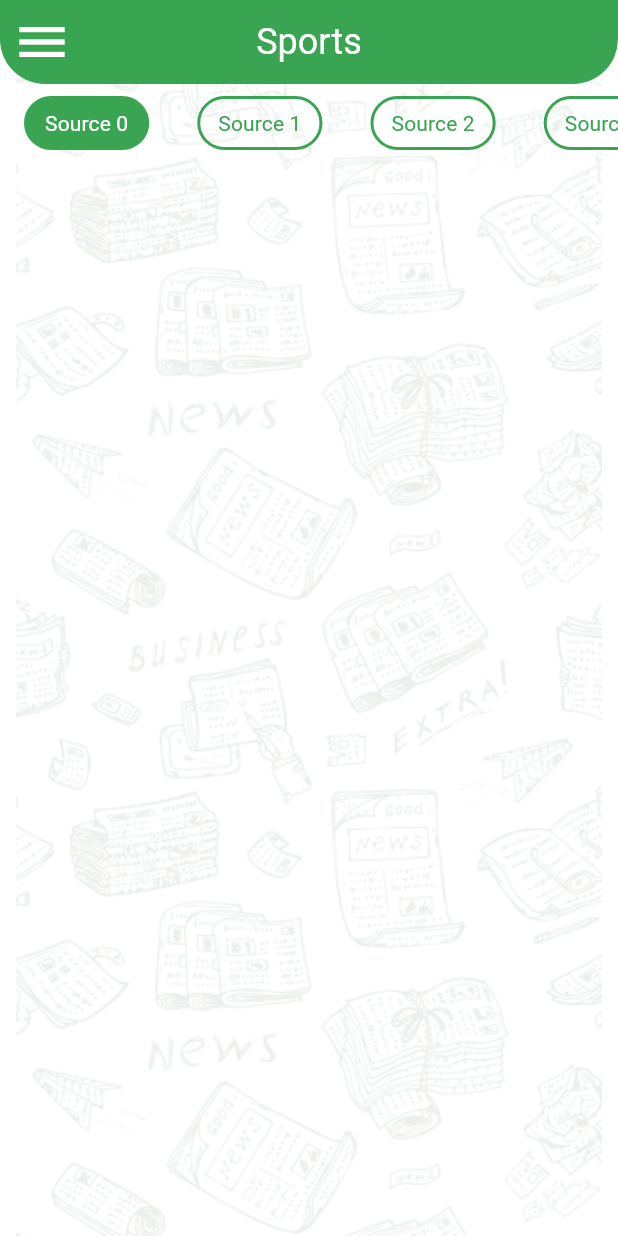
After one commit to ASHmd97/news, a Flutter app: the screen it shows after launch, after a tap on "Sports", on a phone screen of 412 x 824 dp. The commit adds this screen. Run offline on Flutter 3.47's test engine with Material 3 defaults, Android fonts, the phone set to English and light mode, and no system bars.

Commit message:
finish source tab

```diff
--- a/lib/app_theme.dart
+++ b/lib/app_theme.dart
@@ -28,11 +28,12 @@ class AppTheme {
         ),
         iconTheme: IconThemeData(size: 40, color: white)),
     textTheme: const TextTheme(
-      titleLarge: TextStyle(
-        fontSize: 24,
-        fontWeight: FontWeight.bold,
-        color: white,
-      ),
-    ),
+        titleLarge: TextStyle(
+          fontSize: 24,
+          fontWeight: FontWeight.bold,
+          color: white,
+        ),
+        titleSmall:
+            TextStyle(fontSize: 14, fontWeight: FontWeight.w400, color: black)),
   );
 }
--- /dev/null
+++ b/lib/models/source.dart
@@ -0,0 +1,9 @@
+class Source {
+  String id;
+  String name;
+
+  Source({
+    required this.id,
+    required this.name,
+  });
+}
--- /dev/null
+++ b/lib/screens/category/category_details.dart
@@ -0,0 +1,20 @@
+// ignore_for_file: must_be_immutable
+
+import 'package:flutter/material.dart';
+import 'package:news/models/category_model.dart';
+import 'package:news/models/source.dart';
+import 'package:news/screens/tabs/sources_tabs.dart';
+
+class CategoryDetails extends StatelessWidget {
+  CategoryDetails({super.key, required this.model});
+  CategoryModel model;
+
+  @override
+  Widget build(BuildContext context) {
+    List<Source> sources = List.generate(
+      10,
+      (index) => Source(id: '$index', name: 'Source $index'),
+    );
+    return SourcesTabs(sources);
+  }
+}
--- a/lib/screens/category/category_grid.dart
+++ b/lib/screens/category/category_grid.dart
@@ -1,10 +1,14 @@
+// ignore_for_file: must_be_immutable
+
 import 'package:flutter/material.dart';
 import 'package:news/app_theme.dart';
 import 'package:news/models/category_model.dart';
 import 'package:news/screens/category/category_item.dart';
 
 class CategoryGrid extends StatelessWidget {
-  const CategoryGrid({super.key});
+  CategoryGrid({super.key, required this.onCategoryClicked});
+
+  void Function(CategoryModel) onCategoryClicked;
 
   @override
   Widget build(BuildContext context) {
@@ -65,9 +69,12 @@ class CategoryGrid extends StatelessWidget {
                 mainAxisSpacing: 24,
                 crossAxisSpacing: 24,
               ),
-              itemBuilder: (context, index) => CategoryItem(
-                index: index,
-                category: categoryList[index],
+              itemBuilder: (context, index) => InkWell(
+                onTap: () => onCategoryClicked(categoryList[index]),
+                child: CategoryItem(
+                  index: index,
+                  category: categoryList[index],
+                ),
               ),
               itemCount: categoryList.length,
             ),
--- a/lib/screens/home_screen.dart
+++ b/lib/screens/home_screen.dart
@@ -3,6 +3,8 @@
 import 'package:flutter/material.dart';
 import 'package:news/app_theme.dart';
 import 'package:news/drawer/home_drawer.dart';
+import 'package:news/models/category_model.dart';
+import 'package:news/screens/category/category_details.dart';
 import 'package:news/screens/category/category_grid.dart';
 import 'package:news/screens/setting/setting_tab.dart';
 
@@ -14,6 +16,7 @@ class HomeScreen extends StatefulWidget {
 }
 
 class _HomeScreenState extends State<HomeScreen> {
+  CategoryModel? categorySelected;
   DrawerItem drawerSelected = DrawerItem.categories;
   @override
   Widget build(BuildContext context) {
@@ -23,23 +26,37 @@ class _HomeScreenState extends State<HomeScreen> {
           image: DecorationImage(image: AssetImage('assets/pattern.png'))),
       child: Scaffold(
         appBar: AppBar(
-          title: const Text(
-            'News App',
+          title: Text(
+            categorySelected != null
+                ? categorySelected!.name
+                : drawerSelected == DrawerItem.categories
+                    ? 'News App'
+                    : 'Settings',
           ),
         ),
         drawer: HomeDrawer(
           onItemSelected: onDrawerItemSelected,
         ),
-        body: drawerSelected == DrawerItem.categories
-            ? const CategoryGrid()
-            : const SettingTab(),
+        body: categorySelected != null
+            ? CategoryDetails(model: categorySelected!)
+            : drawerSelected == DrawerItem.categories
+                ? CategoryGrid(
+                    onCategoryClicked: onCategorySelected,
+                  )
+                : const SettingTab(),
       ),
     );
   }
 
   void onDrawerItemSelected(DrawerItem item) {
     drawerSelected = item;
+    categorySelected = null;
     setState(() {});
     Navigator.pop(context);
   }
+
+  void onCategorySelected(CategoryModel category) {
+    categorySelected = category;
+    setState(() {});
+  }
 }
--- /dev/null
+++ b/lib/screens/tabs/sources_tabs.dart
@@ -0,0 +1,46 @@
+// ignore_for_file: must_be_immutable
+
+import 'package:flutter/material.dart';
+import 'package:news/models/source.dart';
+import 'package:news/screens/tabs/tab_item.dart';
+
+class SourcesTabs extends StatefulWidget {
+  SourcesTabs(this.sources, {super.key});
+
+  List<Source> sources;
+
+  @override
+  State<SourcesTabs> createState() => _SourcesTabsState();
+}
+
+class _SourcesTabsState extends State<SourcesTabs> {
+  int selectedTabIndex = 0;
+
+  @override
+  Widget build(BuildContext context) {
+    return Column(
+      children: [
+        DefaultTabController(
+          length: widget.sources.length,
+          child: TabBar(
+            onTap: (index) {
+              selectedTabIndex = index;
+              setState(() {});
+            },
+            isScrollable: true,
+            tabAlignment: TabAlignment.start,
+            dividerColor: Colors.transparent,
+            indicatorColor: Colors.transparent,
+            tabs: widget.sources
+                .map((source) => TabItem(
+                      name: source.name,
+                      isSelected:
+                          widget.sources.indexOf(source) == selectedTabIndex,
+                    ))
+                .toList(),
+          ),
+        ),
+      ],
+    );
+  }
+}
--- /dev/null
+++ b/lib/screens/tabs/tab_item.dart
@@ -0,0 +1,29 @@
+// ignore_for_file: must_be_immutable
+
+import 'package:flutter/material.dart';
+import 'package:news/app_theme.dart';
+
+class TabItem extends StatelessWidget {
+  TabItem({super.key, required this.name, required this.isSelected});
+
+  String name;
+  bool isSelected;
+
+  @override
+  Widget build(BuildContext context) {
+    return Container(
+      margin: const EdgeInsets.symmetric(vertical: 8),
+      padding: const EdgeInsets.symmetric(vertical: 6, horizontal: 12),
+      decoration: BoxDecoration(
+          border: Border.all(width: 2, color: AppTheme.primary),
+          borderRadius: BorderRadius.circular(25),
+          color: isSelected ? AppTheme.primary : Colors.transparent),
+      child: Text(
+        name,
+        style: Theme.of(context).textTheme.titleSmall?.copyWith(
+              color: isSelected ? AppTheme.white : AppTheme.primary,
+            ),
+      ),
+    );
+  }
+}
```
